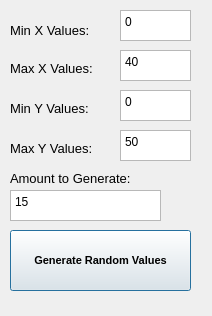
Old version of the form randomvaluesdialog.ui in the repository Alcantara98/Polynomial-Regression.
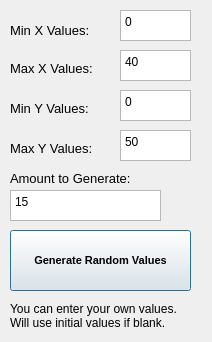
New version of the form.

Diff of the .ui file:
```diff
--- a/randomvaluesdialog.ui
+++ b/randomvaluesdialog.ui
@@ -7,7 +7,7 @@
     <x>0</x>
     <y>0</y>
     <width>212</width>
-    <height>316</height>
+    <height>342</height>
    </rect>
   </property>
   <property name="windowTitle">
@@ -188,6 +188,20 @@
     <string>15</string>
    </property>
   </widget>
+  <widget class="QLabel" name="generateLabel">
+   <property name="geometry">
+    <rect>
+     <x>10</x>
+     <y>300</y>
+     <width>181</width>
+     <height>31</height>
+    </rect>
+   </property>
+   <property name="text">
+    <string>You can enter your own values. 
+Will use initial values if blank.</string>
+   </property>
+  </widget>
  </widget>
  <resources/>
  <connections/>
```
